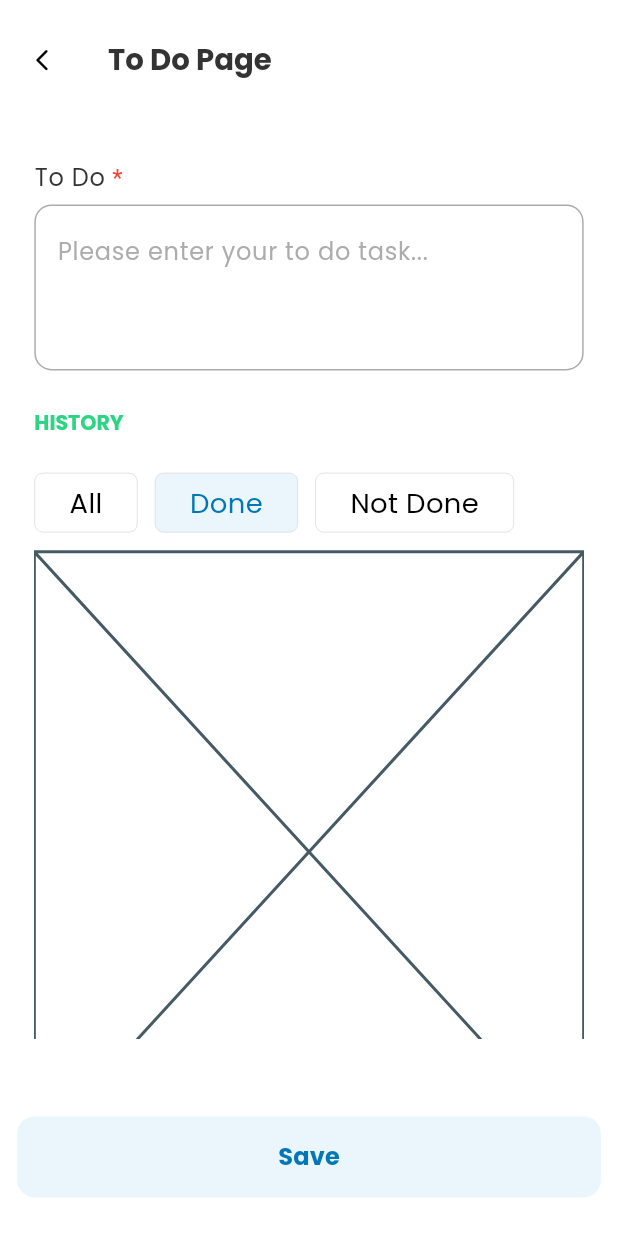
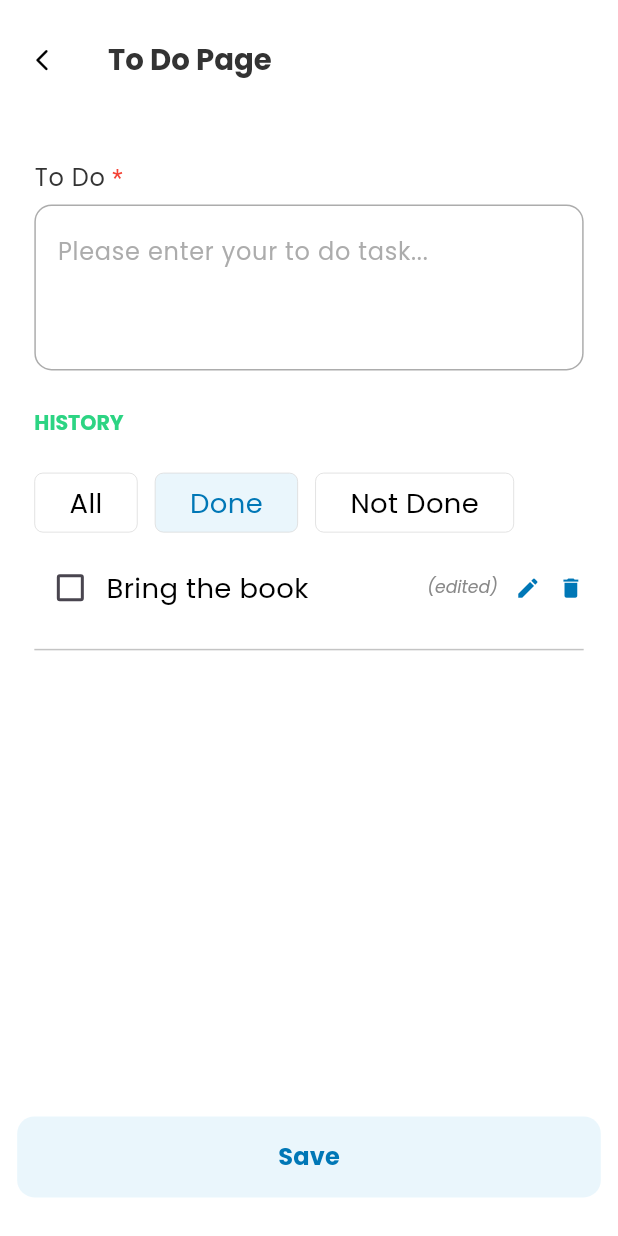
Before and after one commit to Restkand/learning_flutter, a Flutter app: the ToDoPage screen opened by its route, on a phone screen of 412 x 824 dp. Run offline on Flutter 3.47's test engine with Material 3 defaults, Android fonts, the phone set to English and light mode, and no system bars; our stand-ins replace auto_route, bloc, dartz, dio, flutter_bloc, flutter_screenutil and 8 more; generated files the repository leaves out were written again.

Commit message:
UI To Do History Widget, To Do List

```diff
--- a/lib/presentation/pages/to_do_page/widgets/to_do_history_widget.dart
+++ b/lib/presentation/pages/to_do_page/widgets/to_do_history_widget.dart
@@ -5,6 +5,53 @@ class _ToDoHistoryWidget extends StatelessWidget {
 
   @override
   Widget build(BuildContext context) {
-    return const Placeholder();
+    // return Text(
+    //   'No history found',
+    //   style: context.textTheme.bodySmall
+    //       ?.copyWith(color: ColorConstant.grey, fontStyle: FontStyle.italic),
+    // );
+    return Column(
+      children: [
+        Row(
+          children: [
+            Checkbox(
+              value: false,
+              onChanged: (val) {
+                if (val == null) return;
+                // Tpdp add logic here
+              },
+            ),
+            Expanded(
+              child: Row(
+                children: [
+                  const Expanded(child: Text('Bring the book')),
+                  UIHelper.horizontalSpace(5),
+                  Text(
+                    '(edited)',
+                    style: context.textTheme.labelSmall?.copyWith(
+                        color: ColorConstant.grey, fontStyle: FontStyle.italic),
+                  ),
+                ],
+              ),
+            ),
+            UIHelper.horizontalSpace(10),
+            InkWell(
+                onTap: () {},
+                child: const Icon(
+                  Icons.edit,
+                  color: ColorConstant.primary,
+                )),
+            UIHelper.horizontalSpace(10),
+            InkWell(
+                onTap: () {},
+                child: const Icon(
+                  Icons.delete,
+                  color: ColorConstant.primary,
+                ))
+          ],
+        ),
+        UIHelper.divider(),
+      ],
+    );
   }
 }
```
